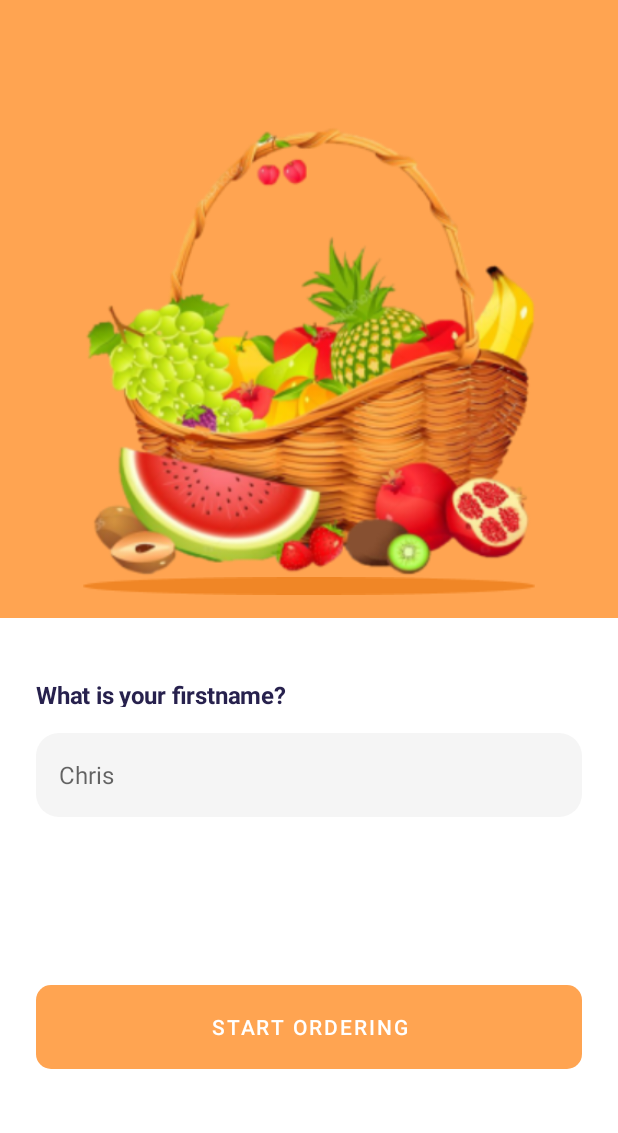
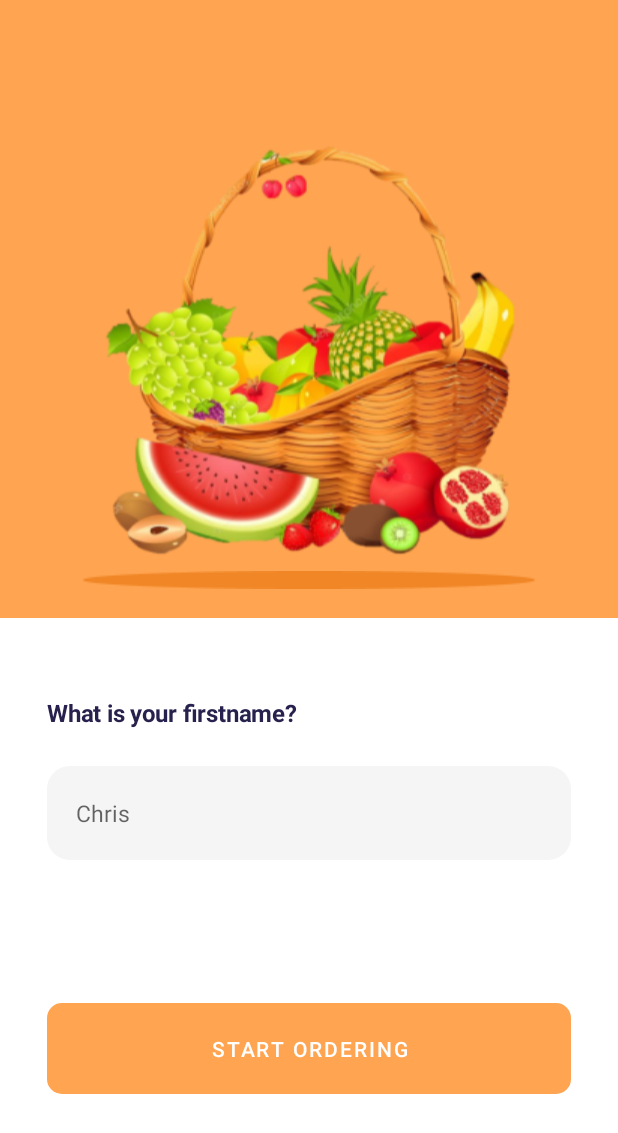
Before and after one commit to Relson2020/FruitUI, an Android app: the Authentication screen opened through its navigation route, on a phone screen of 412 x 824 dp. Shown: the top 1133 px of the screen. Run offline under Robolectric (Android 15) with nearby library versions, the phone set to English and light mode, and no system bars; our stand-ins replace data binding, sdp/ssp sizes; 1 statement that could not run was skipped.

Commit message:
dimen for dp and sp , call back form the dialog Box , changes to the fragment , flexbox in addToMyBasket fragment.

```diff
--- a/app/build.gradle
+++ b/app/build.gradle
@@ -61,4 +61,8 @@ dependencies {
     // flexBox
     implementation 'com.google.android:flexbox:2.0.1'
 
+    /** Dimensions */
+    def intuit_version = "1.0.6"
+    implementation "com.intuit.sdp:sdp-android:$intuit_version"
+    implementation "com.intuit.ssp:ssp-android:$intuit_version"
 }
--- a/app/src/main/AndroidManifest.xml
+++ b/app/src/main/AndroidManifest.xml
@@ -4,8 +4,10 @@
 
     <application
         android:allowBackup="true"
+        android:name=".a"
         android:icon="@mipmap/ic_launcher"
         android:label="@string/app_name"
+        android:hardwareAccelerated="true"
         android:roundIcon="@mipmap/ic_launcher_round"
         android:supportsRtl="true"
         android:theme="@style/Theme.FruitHub">
--- a/app/src/main/java/com/example/fruithub/RecyclerButtonAdapter.kt
+++ b/app/src/main/java/com/example/fruithub/RecyclerButtonAdapter.kt
@@ -6,7 +6,7 @@ import android.view.ViewGroup
 import android.widget.Button
 import androidx.recyclerview.widget.RecyclerView
 
-class RecyclerButtonAdapter(private val buttonName : ArrayList<String>) : RecyclerView.Adapter<RecyclerButtonAdapter.ViewHolder>() {
+class RecyclerButtonAdapter(private val buttonName : ArrayList<Int>) : RecyclerView.Adapter<RecyclerButtonAdapter.ViewHolder>() {
 
     class ViewHolder(itemView: View) : RecyclerView.ViewHolder(itemView) {
         val button: Button = itemView.findViewById(R.id.button)
@@ -18,7 +18,7 @@ class RecyclerButtonAdapter(private val buttonName : ArrayList<String>) : Recycl
     }
 
     override fun onBindViewHolder(holder: ViewHolder, position: Int) {
-        holder.button.text = buttonName[position]
+        holder.button.setText(buttonName[position])
     }
 
     override fun getItemCount(): Int {
--- a/app/src/main/java/com/example/fruithub/SecondRecyclerViewCardImage.kt
+++ b/app/src/main/java/com/example/fruithub/SecondRecyclerViewCardImage.kt
@@ -14,8 +14,8 @@ class SecondRecyclerViewCardImage : Fragment() {
     private lateinit var binding: FragmentSecondRecyclerViewCardImageBinding
 
     // salad name array
-    private var recyclerView2saladName: ArrayList<String> =
-        arrayListOf("Quinoa fruit salad", "Tropical fruit salad", "Melon fruit salad")
+    private var recyclerView2saladName: ArrayList<Int> =
+        arrayListOf(R.string.quinoa_frui,R.string.tropical_fr,R.string.melon_fruit)
 
     // salad image array
     private var recyclerView2saladImage = arrayListOf(
--- a/app/src/main/res/drawable/ic_basket_image.xml
+++ b/app/src/main/res/drawable/ic_basket_image.xml
@@ -1,6 +1,6 @@
 <vector xmlns:android="http://schemas.android.com/apk/res/android"
-    android:width="24dp"
-    android:height="24dp"
+    android:width="@dimen/_20sdp"
+    android:height="@dimen/_20sdp"
     android:viewportWidth="24"
     android:viewportHeight="24">
   <path
--- a/app/src/main/res/drawable/ic_filter_button.xml
+++ b/app/src/main/res/drawable/ic_filter_button.xml
@@ -1,6 +1,6 @@
 <vector xmlns:android="http://schemas.android.com/apk/res/android"
-    android:width="35dp"
-    android:height="55dp"
+    android:width="@dimen/_35sdp"
+    android:height="@dimen/_54sdp"
     android:viewportWidth="35"
     android:viewportHeight="55">
   <path
--- a/app/src/main/res/layout/fragment_authentication.xml
+++ b/app/src/main/res/layout/fragment_authentication.xml
@@ -26,11 +26,11 @@
 
             <androidx.appcompat.widget.AppCompatImageView
                 android:id="@+id/welcomeFruitBasket"
-                android:layout_width="0dp"
+                android:layout_width="wrap_content"
                 android:layout_height="0dp"
                 android:src="@drawable/authentication_image_1"
                 app:layout_constraintBottom_toTopOf="@id/fruitBasketShadow"
-                app:layout_constraintDimensionRatio="8:6"
+                app:layout_constraintDimensionRatio="1:1"
                 app:layout_constraintEnd_toEndOf="parent"
                 app:layout_constraintStart_toStartOf="parent" />
 
@@ -38,7 +38,7 @@
                 android:id="@+id/fruitBasketShadow"
                 android:layout_width="match_parent"
                 android:layout_height="wrap_content"
-                android:layout_marginBottom="15dp"
+                android:layout_marginBottom="@dimen/_15sdp"
                 android:src="@drawable/authentication_image_2"
                 app:layout_constraintBottom_toBottomOf="@id/imageBackground"
                 app:layout_constraintEnd_toEndOf="parent"
@@ -48,9 +48,9 @@
                 android:id="@+id/descriptionHeader"
                 style="@style/get_the_fre"
                 android:layout_width="wrap_content"
-                android:layout_height="19dp"
-                android:layout_marginStart="24dp"
-                android:layout_marginTop="40dp"
+                android:layout_height="@dimen/_19sdp"
+                android:layout_marginStart="@dimen/_24sdp"
+                android:layout_marginTop="@dimen/_40sdp"
                 android:text="@string/what_is_you"
                 app:layout_constraintStart_toStartOf="parent"
                 app:layout_constraintTop_toBottomOf="@id/imageBackground" />
@@ -59,19 +59,20 @@
                 android:id="@+id/authenticationEditText"
                 android:layout_width="match_parent"
                 android:layout_height="wrap_content"
-                android:layout_marginHorizontal="24dp"
-                android:layout_marginTop="17dp"
+                android:layout_marginHorizontal="@dimen/_24sdp"
+                android:layout_marginTop="@dimen/_17sdp"
                 android:background="@drawable/layout_bg"
                 app:layout_constraintTop_toBottomOf="@id/descriptionHeader">
 
                 <com.google.android.material.textfield.TextInputEditText
-                    android:layout_width="0dp"
-                    android:layout_height="24dp"
-                    android:layout_marginVertical="16dp"
-                    android:layout_marginStart="15dp"
+                    android:layout_width="match_parent"
+                    android:layout_height="wrap_content"
+                    android:layout_marginTop="@dimen/_16sdp"
+                    android:layout_marginBottom="@dimen/_16sdp"
+                    android:layout_marginStart="@dimen/_15sdp"
                     android:background="@null"
                     android:hint="@string/chris"
-                    android:textSize="16sp"
+                    android:textSize="@dimen/_12ssp"
                     app:layout_constraintBottom_toBottomOf="parent"
                     app:layout_constraintEnd_toEndOf="parent"
                     app:layout_constraintStart_toStartOf="parent"
@@ -83,8 +84,8 @@
                 android:id="@+id/startOrdering"
                 style="@style/buttonChanges"
                 android:layout_width="match_parent"
-                android:layout_height="68dp"
-                android:layout_margin="24dp"
+                android:layout_height="@dimen/_56sdp"
+                android:layout_margin="@dimen/_24sdp"
                 android:stateListAnimator="@null"
                 android:text="@string/start_order"
                 app:layout_constraintBottom_toBottomOf="parent"
--- a/app/src/main/res/layout/fragment_button_template.xml
+++ b/app/src/main/res/layout/fragment_button_template.xml
@@ -10,6 +10,7 @@
         android:id="@+id/button"
         android:layout_width="wrap_content"
         android:layout_height="wrap_content"
+        android:minWidth="0dp"
         android:layout_marginEnd="8dp"
         android:layout_marginStart="1dp"
         style="@style/recyclerViewButton"
--- a/app/src/main/res/navigation/my_nav.xml
+++ b/app/src/main/res/navigation/my_nav.xml
@@ -52,6 +52,9 @@
         <action
             android:id="@+id/action_myBasket_to_homeScreenOne"
             app:destination="@id/homeScreenOne" />
+        <action
+            android:id="@+id/action_myBasket_to_orderComplete"
+            app:destination="@id/orderComplete" />
     </fragment>
     <fragment
         android:id="@+id/orderComplete"
@@ -79,6 +82,10 @@
         android:id="@+id/addToBasket"
         android:name="com.example.fruithub.AddToBasket"
         android:label="fragment_add_to_basket"
-        tools:layout="@layout/fragment_add_to_basket" />
+        tools:layout="@layout/fragment_add_to_basket" >
+        <action
+            android:id="@+id/action_addToBasket_to_homeScreenOne"
+            app:destination="@id/homeScreenOne" />
+    </fragment>
 
 </navigation>
```
Also changed, not shown: app/src/main/java/com/example/fruithub/HomeScreenOne.kt (+9 -4 lines), app/src/main/java/com/example/fruithub/RecyclerCardImageAdapter.kt (+12 -6 lines), app/src/main/res/layout/fragment_card_view_template.xml (+8 -6 lines), app/src/main/res/layout/fragment_home_screen_one.xml (+39 -37 lines), app/src/main/res/layout/fragment_welcome_screen.xml (+9 -9 lines), app/src/main/res/values/strings.xml (+9 -0 lines), app/src/main/res/values/style.xml (+13 -5 lines).
